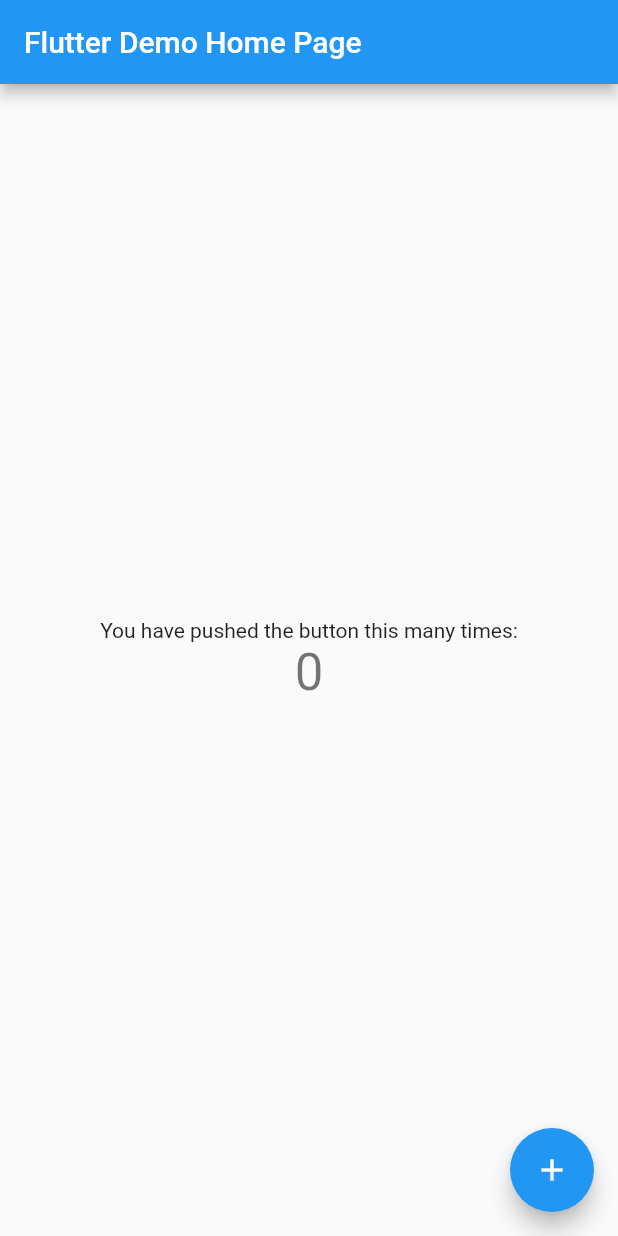
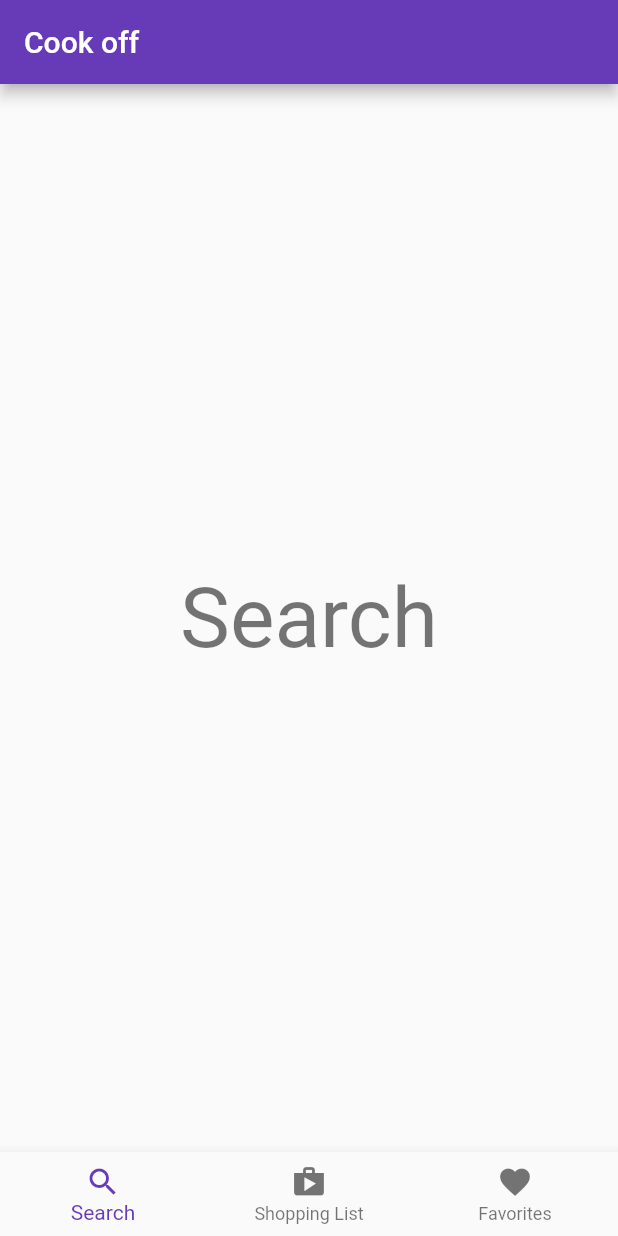
Before and after one commit to Mana-One/cook-off, a Flutter app: the screen it shows after launch, on a phone screen of 412 x 824 dp. Run offline on Flutter 3.47's test engine with Material 2 defaults, Android fonts, the phone set to English and light mode, and no system bars; our stand-ins replace flutter_dotenv.

Commit message:
home screen w/ bottom nav

```diff
--- a/lib/main.dart
+++ b/lib/main.dart
@@ -1,5 +1,7 @@
 import 'package:flutter/material.dart';
 import 'package:flutter_dotenv/flutter_dotenv.dart';
+
+import 'screens/home.dart';
 
 Future<void> main() async {
   await dotenv.load();
@@ -15,103 +17,9 @@
     return MaterialApp(
       title: 'Flutter Demo',
       theme: ThemeData(
-        // This is the theme of your application.
-        //
-        // Try running your application with "flutter run". You'll see the
-        // application has a blue toolbar. Then, without quitting the app, try
-        // changing the primarySwatch below to Colors.green and then invoke
-        // "hot reload" (press "r" in the console where you ran "flutter run",
-        // or simply save your changes to "hot reload" in a Flutter IDE).
-        // Notice that the counter didn't reset back to zero; the application
-        // is not restarted.
-        primarySwatch: Colors.blue,
+        primarySwatch: Colors.deepPurple,
       ),
-      home: const MyHomePage(title: 'Flutter Demo Home Page'),
+      home: const MyHomePage(title: 'Cook off'),
     );
   }
 }
-
-class MyHomePage extends StatefulWidget {
-  const MyHomePage({super.key, required this.title});
-
-  // This widget is the home page of your application. It is stateful, meaning
-  // that it has a State object (defined below) that contains fields that affect
-  // how it looks.
-
-  // This class is the configuration for the state. It holds the values (in this
-  // case the title) provided by the parent (in this case the App widget) and
-  // used by the build method of the State. Fields in a Widget subclass are
-  // always marked "final".
-
-  final String title;
-
-  @override
-  State<MyHomePage> createState() => _MyHomePageState();
-}
-
-class _MyHomePageState extends State<MyHomePage> {
-  int _counter = 0;
-
-  void _incrementCounter() {
-    setState(() {
-      // This call to setState tells the Flutter framework that something has
-      // changed in this State, which causes it to rerun the build method below
-      // so that the display can reflect the updated values. If we changed
-      // _counter without calling setState(), then the build method would not be
-      // called again, and so nothing would appear to happen.
-      _counter++;
-    });
-  }
-
-  @override
-  Widget build(BuildContext context) {
-    // This method is rerun every time setState is called, for instance as done
-    // by the _incrementCounter method above.
-    //
-    // The Flutter framework has been optimized to make rerunning build methods
-    // fast, so that you can just rebuild anything that needs updating rather
-    // than having to individually change instances of widgets.
-    return Scaffold(
-      appBar: AppBar(
-        // Here we take the value from the MyHomePage object that was created by
-        // the App.build method, and use it to set our appbar title.
-        title: Text(widget.title),
-      ),
-      body: Center(
-        // Center is a layout widget. It takes a single child and positions it
-        // in the middle of the parent.
-        child: Column(
-          // Column is also a layout widget. It takes a list of children and
-          // arranges them vertically. By default, it sizes itself to fit its
-          // children horizontally, and tries to be as tall as its parent.
-          //
-          // Invoke "debug painting" (press "p" in the console, choose the
-          // "Toggle Debug Paint" action from the Flutter Inspector in Android
-          // Studio, or the "Toggle Debug Paint" command in Visual Studio Code)
-          // to see the wireframe for each widget.
-          //
-          // Column has various properties to control how it sizes itself and
-          // how it positions its children. Here we use mainAxisAlignment to
-          // center the children vertically; the main axis here is the vertical
-          // axis because Columns are vertical (the cross axis would be
-          // horizontal).
-          mainAxisAlignment: MainAxisAlignment.center,
-          children: <Widget>[
-            const Text(
-              'You have pushed the button this many times:',
-            ),
-            Text(
-              '$_counter',
-              style: Theme.of(context).textTheme.headline4,
-            ),
-          ],
-        ),
-      ),
-      floatingActionButton: FloatingActionButton(
-        onPressed: _incrementCounter,
-        tooltip: 'Increment',
-        child: const Icon(Icons.add),
-      ), // This trailing comma makes auto-formatting nicer for build methods.
-    );
-  }
-}
--- /dev/null
+++ b/lib/screens/favorites_screen.dart
@@ -0,0 +1,15 @@
+import 'package:flutter/material.dart';
+
+class FavoritesScreen extends StatelessWidget {
+  const FavoritesScreen({super.key});
+
+  @override
+  Widget build(BuildContext context) {
+    return Center(
+      child: Text(
+        "Favorites",
+        style: Theme.of(context).textTheme.headline2,
+      ),
+    );
+  }
+}
--- /dev/null
+++ b/lib/screens/home.dart
@@ -0,0 +1,59 @@
+import 'package:cook_off/screens/favorites_screen.dart';
+import 'package:cook_off/screens/search_screen.dart';
+import 'package:cook_off/screens/shopping_list_screen.dart';
+import 'package:flutter/material.dart';
+
+class MyHomePage extends StatefulWidget {
+  final String title;
+
+  const MyHomePage({
+    super.key,
+    required this.title,
+  });
+
+  @override
+  State<MyHomePage> createState() => _MyHomePageState();
+}
+
+class _MyHomePageState extends State<MyHomePage> {
+  int _currentScreenIndex = 0;
+  final List<Widget> _screens = [
+    const SearchScreen(),
+    const ShoppingListScreen(),
+    const FavoritesScreen(),
+  ];
+
+  @override
+  Widget build(BuildContext context) {
+    return Scaffold(
+      appBar: AppBar(
+        title: Text(widget.title),
+      ),
+      body: _screens[_currentScreenIndex],
+      bottomNavigationBar: BottomNavigationBar(
+        onTap: _onClicked,
+        currentIndex: _currentScreenIndex,
+        items: const [
+          BottomNavigationBarItem(
+            icon: Icon(Icons.search),
+            label: 'Search',
+          ),
+          BottomNavigationBarItem(
+            icon: Icon(Icons.shop),
+            label: 'Shopping List',
+          ),
+          BottomNavigationBarItem(
+            icon: Icon(Icons.favorite),
+            label: 'Favorites',
+          ),
+        ],
+      ),
+    );
+  }
+
+  void _onClicked(int newScreenIndex) {
+    setState(() {
+      _currentScreenIndex = newScreenIndex;
+    });
+  }
+}
--- /dev/null
+++ b/lib/screens/search_screen.dart
@@ -0,0 +1,15 @@
+import 'package:flutter/material.dart';
+
+class SearchScreen extends StatelessWidget {
+  const SearchScreen({super.key});
+
+  @override
+  Widget build(BuildContext context) {
+    return Center(
+      child: Text(
+        "Search",
+        style: Theme.of(context).textTheme.headline2,
+      ),
+    );
+  }
+}
--- /dev/null
+++ b/lib/screens/shopping_list_screen.dart
@@ -0,0 +1,15 @@
+import 'package:flutter/material.dart';
+
+class ShoppingListScreen extends StatelessWidget {
+  const ShoppingListScreen({super.key});
+
+  @override
+  Widget build(BuildContext context) {
+    return Center(
+      child: Text(
+        "Shopping List",
+        style: Theme.of(context).textTheme.headline2,
+      ),
+    );
+  }
+}
```
